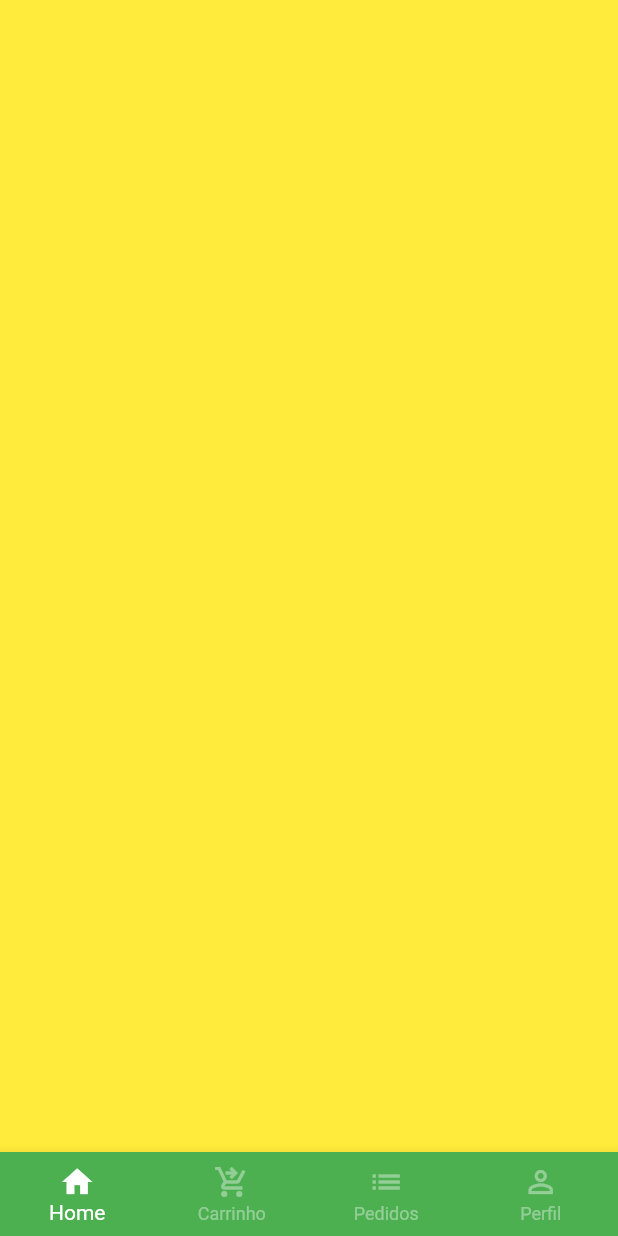
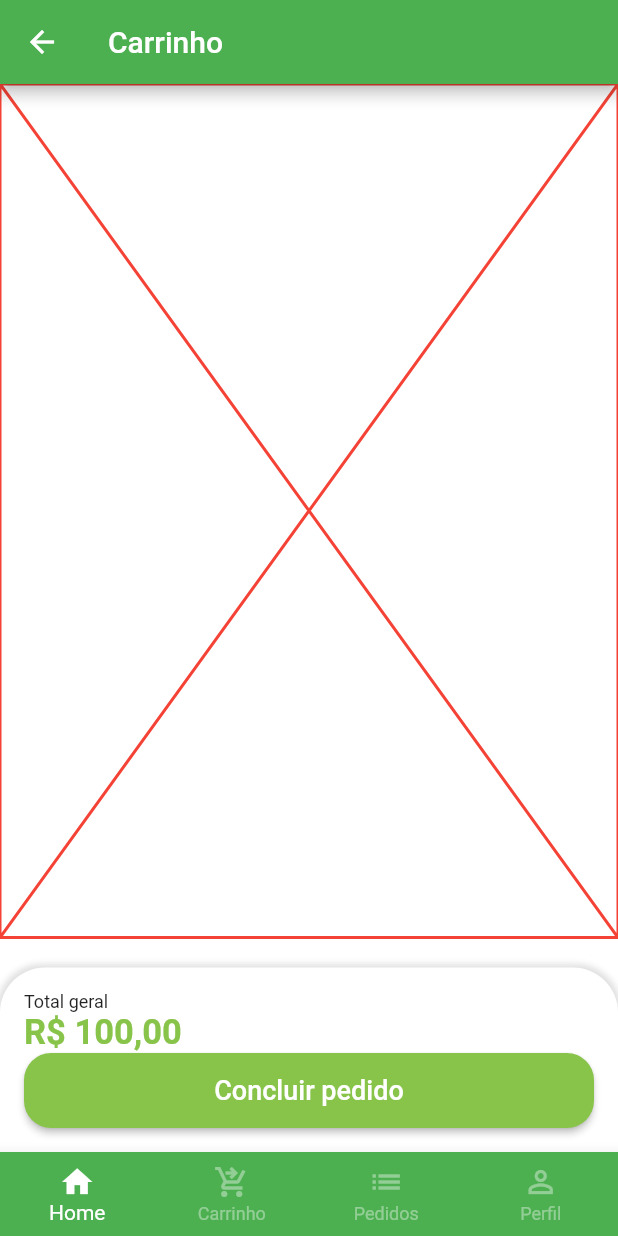
Before and after one commit to Fabricio-Guima/dart-fundamentos, a Flutter app: the BaseScreen screen opened directly, swiped to page 2, on a phone screen of 412 x 824 dp. Run offline on Flutter 3.47's test engine with Material 2 defaults, Android fonts, the phone set to English and light mode, and no system bars; our stand-ins replace animated_text_kit, badges, mask_text_input_formatter, sqflite, synchronized; missing offline and left inert: dart:mirrors, mysql1; accounts and stored records are empty.

Commit message:
componente total a pagar

```diff
--- a/quitanda/lib/src/pages/base/base_screen.dart
+++ b/quitanda/lib/src/pages/base/base_screen.dart
@@ -1,4 +1,5 @@
 import 'package:flutter/material.dart';
+import 'package:quitanda/src/pages/cart/cart_tab.dart';
 import 'package:quitanda/src/pages/home/home_tab.dart';
 
 class BaseScreen extends StatefulWidget {
@@ -27,9 +28,7 @@ class _BaseScreenState extends State<BaseScreen> {
         controller: pageController,
         children: [
           const HomeTab(),
-          Container(
-            color: Colors.yellow,
-          ),
+          CartTab(),
           Container(
             color: Colors.blue,
           ),
--- /dev/null
+++ b/quitanda/lib/src/pages/cart/cart_tab.dart
@@ -0,0 +1,80 @@
+import 'package:flutter/material.dart';
+import 'package:quitanda/src/config/custom_colors.dart';
+import 'package:quitanda/src/services/utils_services.dart';
+
+class CartTab extends StatelessWidget {
+  CartTab({Key? key}) : super(key: key);
+  final UtilsServices utilsServices = UtilsServices();
+
+  @override
+  Widget build(BuildContext context) {
+    return Scaffold(
+      appBar: AppBar(
+        title: const Text('Carrinho'),
+      ),
+      body: Column(
+        children: [
+          const Expanded(
+            child: Placeholder(
+              color: Colors.red,
+            ),
+          ),
+          const SizedBox(
+            height: 20,
+          ),
+          Container(
+            // height: 150,
+            padding: const EdgeInsets.all(16),
+            decoration: BoxDecoration(
+              color: Colors.white,
+              borderRadius: const BorderRadius.vertical(
+                top: Radius.circular(30),
+              ),
+              boxShadow: [
+                BoxShadow(
+                    color: Colors.grey.shade300,
+                    blurRadius: 3,
+                    spreadRadius: 2),
+              ],
+            ),
+            child: Column(
+              crossAxisAlignment: CrossAxisAlignment.stretch,
+              children: [
+                const Text(
+                  'Total geral',
+                  style: TextStyle(
+                    fontSize: 12,
+                  ),
+                ),
+                Text(
+                  utilsServices.priceToCurrency(100.0),
+                  style: TextStyle(
+                      fontSize: 23,
+                      color: CustomColors.customSwatchColor,
+                      fontWeight: FontWeight.bold),
+                ),
+                SizedBox(
+                  height: 50,
+                  child: ElevatedButton(
+                    style: ElevatedButton.styleFrom(
+                      primary: CustomColors.customSwatchColor,
+                      shape: RoundedRectangleBorder(
+                          borderRadius: BorderRadius.circular(18)),
+                    ),
+                    onPressed: () {},
+                    child: const Text(
+                      'Concluir pedido',
+                      style: TextStyle(
+                        fontSize: 18,
+                      ),
+                    ),
+                  ),
+                )
+              ],
+            ),
+          ),
+        ],
+      ),
+    );
+  }
+}
```
